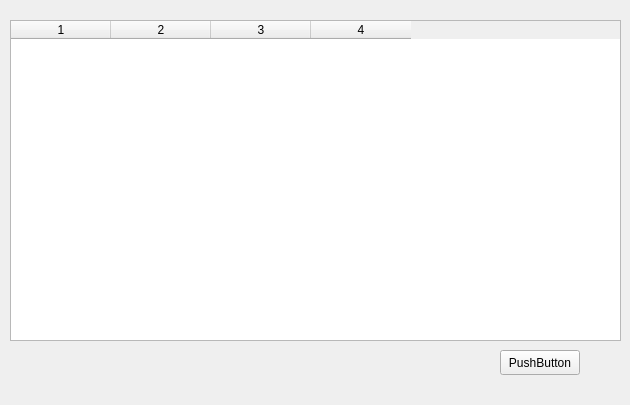
First picture: the form in addrecordwindow.ui, repository carlosvelaquez/ProyectoEDII, before the edit.
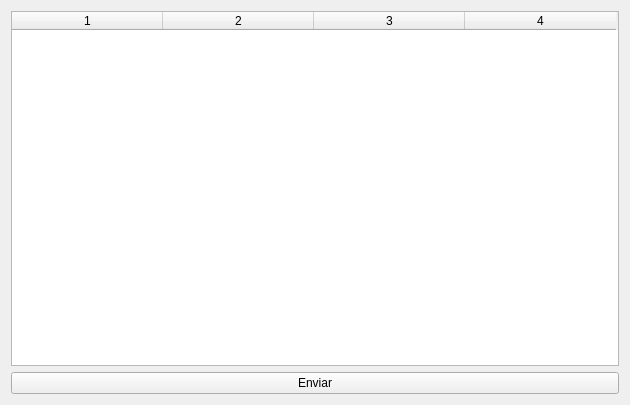
Second picture: the form after the edit.

Diff of the .ui file:
```diff
--- a/addrecordwindow.ui
+++ b/addrecordwindow.ui
@@ -13,39 +13,35 @@
   <property name="windowTitle">
    <string>Form</string>
   </property>
+  <layout class="QVBoxLayout" name="verticalLayout">
+   <item>
   <widget class="QTableWidget" name="tableWidget">
-   <property name="geometry">
-    <rect>
-     <x>10</x>
-     <y>20</y>
-     <width>611</width>
-     <height>321</height>
-    </rect>
-   </property>
    <property name="rowCount">
     <number>0</number>
    </property>
    <property name="columnCount">
     <number>4</number>
    </property>
+     <attribute name="horizontalHeaderDefaultSectionSize">
+      <number>151</number>
+     </attribute>
+     <attribute name="horizontalHeaderMinimumSectionSize">
+      <number>20</number>
+     </attribute>
    <column/>
    <column/>
    <column/>
    <column/>
   </widget>
-  <widget class="QPushButton" name="pushButton">
-   <property name="geometry">
-    <rect>
-     <x>500</x>
-     <y>350</y>
-     <width>80</width>
-     <height>25</height>
-    </rect>
-   </property>
+   </item>
+   <item>
+    <widget class="QPushButton" name="pushButton_send">
    <property name="text">
-    <string>PushButton</string>
-   </property>
-  </widget>
+      <string>Enviar</string>
+     </property>
+    </widget>
+   </item>
+  </layout>
  </widget>
  <resources/>
  <connections/>
```
Lines whose indentation alone changed are shown as unchanged.
